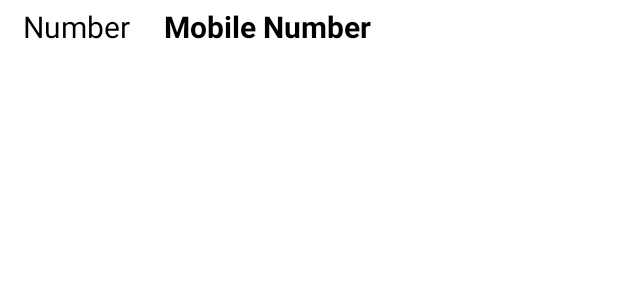
After one commit to dimadboss/lab8_google_fit_vm, an Android app: the layout row.xml on its own in the app's theme, with its tools: preview values and no code run, on a phone screen of 412 x 824 dp. The commit adds this screen. Shown: the top 300 px of the screen. Run offline under Robolectric (Android 15) with nearby library versions, the phone set to English and light mode, and no system bars.

Commit message:
implement list view with steps

```diff
--- a/app/src/main/java/com/example/lab8_google_fit/ui/main/MainViewModel.kt
+++ b/app/src/main/java/com/example/lab8_google_fit/ui/main/MainViewModel.kt
@@ -14,6 +14,7 @@ import com.google.android.gms.fitness.request.DataReadRequest
 import java.time.LocalDateTime
 import java.time.ZoneId
 import java.time.ZoneOffset
+import java.time.temporal.ChronoUnit
 import java.util.concurrent.TimeUnit
 
 const val MY_PERMISSIONS_REQUEST_ACTIVITY_RECOGNITION = 1
@@ -98,7 +99,7 @@ class MainViewModel : ViewModel() {
             return
         }
 
-        val endTime = LocalDateTime.now().atZone(ZoneId.systemDefault())
+        val endTime = LocalDateTime.now().atZone(ZoneOffset.UTC).truncatedTo(ChronoUnit.HOURS)
         val startTime = endTime.minusDays(7)
 
         val endSeconds = endTime.toEpochSecond()
@@ -128,6 +129,7 @@ class MainViewModel : ViewModel() {
                     )
                     result.add(StepsData(ts, cnt))
                 }
+                result.sortByDescending { it.timestamp }
                 stepsListLive.value = result
             }
             .addOnFailureListener { e ->
--- /dev/null
+++ b/app/src/main/res/layout/row.xml
@@ -0,0 +1,33 @@
+<?xml version="1.0" encoding="utf-8"?>
+<LinearLayout xmlns:android="http://schemas.android.com/apk/res/android"
+    android:layout_width="match_parent"
+    android:layout_height="match_parent"
+    android:orientation="vertical"
+    android:padding="4dp">
+
+    <LinearLayout
+        android:layout_width="match_parent"
+        android:layout_height="match_parent"
+        android:orientation="horizontal">
+
+        <TextView
+            android:id="@+id/fromTime"
+            android:layout_width="wrap_content"
+            android:layout_height="wrap_content"
+            android:layout_marginHorizontal="5pt"
+            android:text="Number"
+            android:textColor="@color/black"
+            android:textSize="20sp" />
+
+        <TextView
+            android:id="@+id/countSteps"
+            android:layout_width="wrap_content"
+            android:layout_height="wrap_content"
+            android:layout_marginHorizontal="5pt"
+            android:text="Mobile Number"
+            android:textColor="@color/black"
+            android:textSize="20sp"
+            android:textStyle="bold" />
+    </LinearLayout>
+
+</LinearLayout>
```
Also changed, not shown: app/src/main/java/com/example/lab8_google_fit/ui/main/MainFragment.kt (+1 -10 lines), app/src/main/java/com/example/lab8_google_fit/ui/main/MyAdapter.kt (added, +35 -0 lines).
